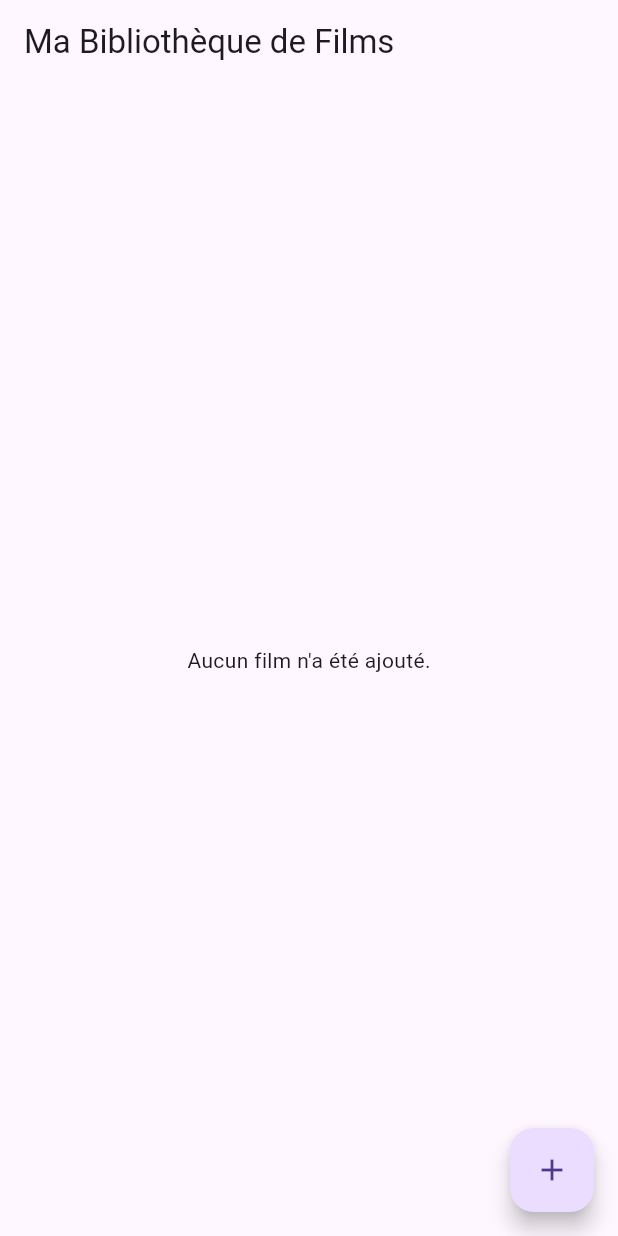
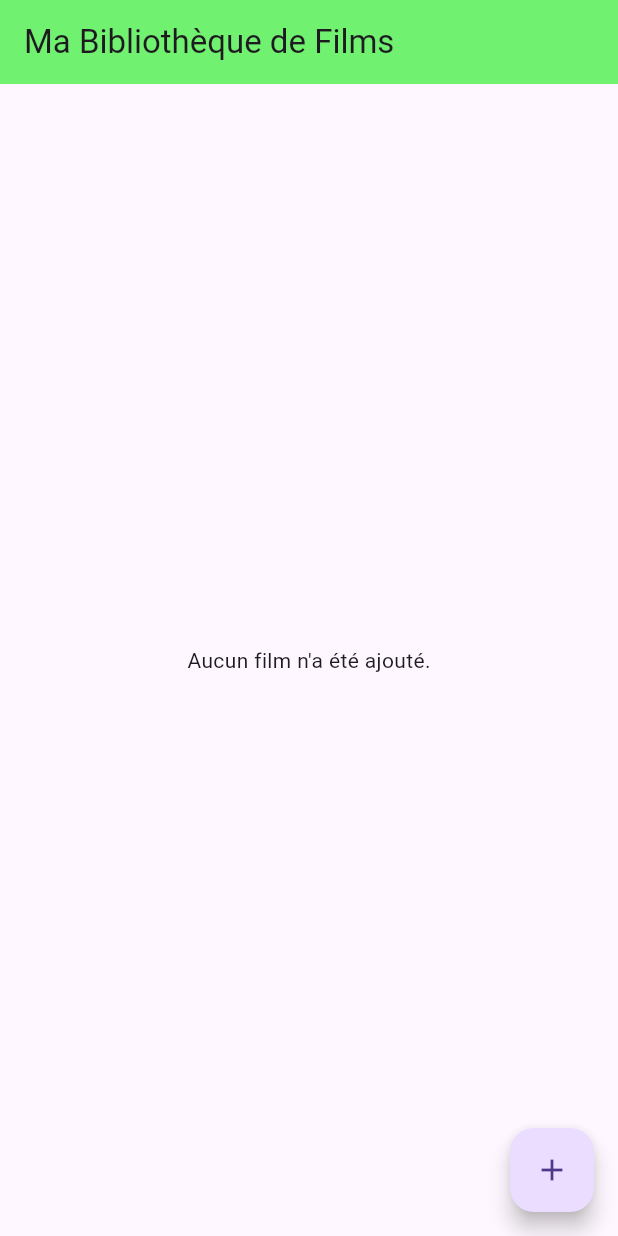
Before and after one commit to TheZam/myawesomemovies, a Flutter app: the screen it shows after launch, on a phone screen of 412 x 824 dp. Run offline on Flutter 3.47's test engine with Material 3 defaults, Android fonts, the phone set to English and light mode, and no system bars; our stand-ins replace flutter_bloc.

Commit message:
Added theme yay

```diff
--- a/lib/blocs/film_bloc.dart
+++ b/lib/blocs/film_bloc.dart
@@ -4,7 +4,7 @@ import 'package:flutter_projects/models/film.dart';
 class FilmBloc extends Cubit<List<Film>> {
   FilmBloc() : super([]); // Initialisez le FilmBloc sans liste de films
 
-  void ajouterFilm(Film film) {
+  void addFilm(Film film) {
     List<Film> nouveauxFilms = List.from(state)..add(film);
     emit(nouveauxFilms);
   }
--- a/lib/main.dart
+++ b/lib/main.dart
@@ -3,6 +3,7 @@ import 'package:flutter_bloc/flutter_bloc.dart';
 import 'package:flutter_projects/blocs/film_bloc.dart';
 import 'package:flutter_projects/models/film.dart';
 import 'package:flutter_projects/screens/home_screen.dart';
+import 'package:flutter_projects/theme/pp_colors.dart';
 
 void main() {
   runApp(MyApp());
@@ -12,6 +13,7 @@ class MyApp extends StatelessWidget {
   @override
   Widget build(BuildContext context) {
     return MaterialApp(
+      color: PpColors.green,
       title: 'Ma Bibliothèque de Films',
       home: BlocProvider(
         create: (context) => FilmBloc(), // Créer le FilmBloc
--- a/lib/screens/add_film_page.dart
+++ b/lib/screens/add_film_page.dart
@@ -50,7 +50,7 @@ class AddFilmPage extends StatelessWidget {
                 );
 
                 // Utilisez votre Cubit pour ajouter le film
-                BlocProvider.of<FilmBloc>(context).ajouterFilm(nouveauFilm);
+                BlocProvider.of<FilmBloc>(context).addFilm(nouveauFilm);
 
                 // Revenir à la page d'accueil après l'ajout
                 Navigator.pop(context);
--- a/lib/screens/home_screen.dart
+++ b/lib/screens/home_screen.dart
@@ -3,12 +3,18 @@ import 'package:flutter_bloc/flutter_bloc.dart';
 import 'package:flutter_projects/blocs/film_bloc.dart';
 import 'package:flutter_projects/models/film.dart';
 import 'package:flutter_projects/screens/add_film_page.dart';
+import 'package:flutter_projects/theme/pp_colors.dart';
 
 class HomePage extends StatelessWidget {
+  late FilmBloc _filmBloc;
+
   @override
   Widget build(BuildContext context) {
+    _filmBloc = BlocProvider.of<FilmBloc>(context);
+
     return Scaffold(
       appBar: AppBar(
+        backgroundColor: PpColors.green,
         title: Text('Ma Bibliothèque de Films'),
       ),
       body: BlocBuilder<FilmBloc, List<Film>>(
@@ -44,7 +50,7 @@ class HomePage extends StatelessWidget {
             context,
             MaterialPageRoute(
               builder: (context) => BlocProvider.value(
-                value: BlocProvider.of<FilmBloc>(context),
+                value: _filmBloc,
                 child: AddFilmPage(),
               ),
             ),
--- /dev/null
+++ b/lib/theme/pp_colors.dart
@@ -0,0 +1,16 @@
+import 'package:flutter/material.dart';
+
+abstract class PpColors {
+  static const Color dark = Color(0xFF111825);
+  static const Color green = Color(0xFF70F170);
+  static const Color greenAccent = Color(0xFFE6FD00);
+  static const Color gray = Color(0xFF828282);
+  static const Color grayLight = Color(0xFFF2F2F2);
+  static const Color grayDisabled = Color(0xFFD3D3D3);
+  static const Color grayBorders = Color(0xFFBDBDBD);
+  static const Color grayDivider = Color(0xFFD9D9D9);
+  static final Color grayBackground = const Color(0xFFD9D9D9).withOpacity(0.2);
+  static const Color red = Color(0xFFE8664F);
+  static const Color yellow = Color(0xFFEDC458);
+  static const Color white = Color(0xFFFFFFFF);
+}
```
Also changed, not shown: lib/theme/pp_typo.dart (added, +88 -0 lines).
